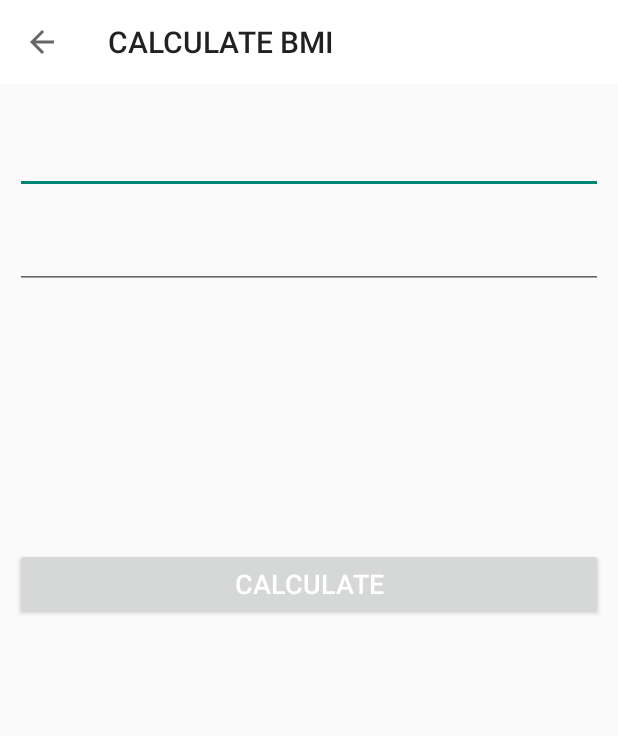
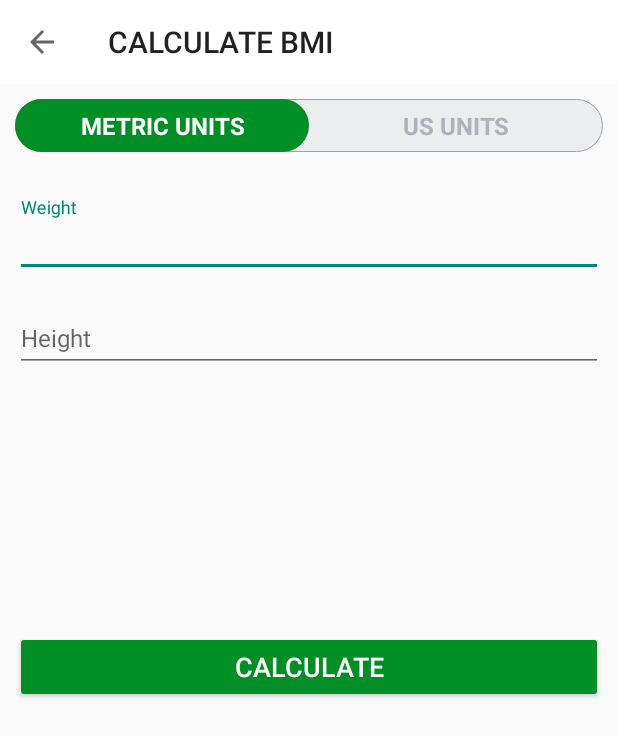
Before and after one commit to itsrdb/Kotlin_7MinuteWorkout, an Android app: the BMIActivity screen opened directly, with no data from a screen before it, on a phone screen of 412 x 824 dp. Shown: the top 736 px of the screen. Run offline under Robolectric (Android 15) with nearby library versions, the phone set to English and light mode, and no system bars.

Commit message:
added radio buttons

```diff
--- /dev/null
+++ b/app/src/main/res/drawable-v24/drawable_radio_group_tab_background.xml
@@ -0,0 +1,18 @@
+<?xml version="1.0" encoding="utf-8"?>
+<shape xmlns:android="http://schemas.android.com/apk/res/android"
+    android:shape="rectangle">
+
+    <solid android:color="#ECEDEF" />
+
+    <stroke
+        android:width="0.5dp"
+        android:color="#9AA2AF" />
+
+    <corners android:radius="30dp" />
+    <!--There parameters are used if you want to add a radius to all corners separately.-->
+    <!--android:bottomLeftRadius="30dp"
+        android:bottomRightRadius="30dp"
+        android:topLeftRadius="30dp"
+        android:topRightRadius="30dp"-->
+</shape>
+<!--END-->
--- /dev/null
+++ b/app/src/main/res/drawable-v24/drawable_units_tab_selector.xml
@@ -0,0 +1,11 @@
+<?xml version="1.0" encoding="utf-8"?>
+<selector xmlns:android="http://schemas.android.com/apk/res/android">
+    <item android:state_checked="true">
+        <shape android:shape="rectangle">
+
+            <solid android:color="@color/colorAccent" />
+
+            <corners android:radius="30dp" />
+        </shape>
+    </item>
+</selector>
--- /dev/null
+++ b/app/src/main/res/drawable-v24/drawable_units_tab_text_color_selector.xml
@@ -0,0 +1,7 @@
+<?xml version="1.0" encoding="utf-8"?>
+<selector xmlns:android="http://schemas.android.com/apk/res/android">
+
+    <item android:color="#FFFFFF" android:state_checked="true" />
+
+    <item android:color="#ADB3BE" android:state_checked="false" />
+</selector>
--- a/app/src/main/res/layout/activity_bmi.xml
+++ b/app/src/main/res/layout/activity_bmi.xml
@@ -12,11 +12,49 @@
         android:layout_height="?android:attr/actionBarSize"
         android:background="#FFFFFF" />
 
+    <RadioGroup
+        android:id="@+id/rgUnits"
+        android:layout_width="match_parent"
+        android:layout_height="wrap_content"
+        android:layout_below="@id/toolbar_bmi_activity"
+        android:layout_margin="10dp"
+        android:background="@drawable/drawable_radio_group_tab_background"
+        android:orientation="horizontal">
+
+        <RadioButton
+            android:id="@+id/rbMetricUnits"
+            android:layout_width="0dp"
+            android:layout_height="35dp"
+            android:layout_weight="0.50"
+            android:background="@drawable/drawable_units_tab_selector"
+            android:button="@null"
+            android:checked="true"
+            android:gravity="center"
+            android:text="METRIC UNITS"
+            android:textColor="@drawable/drawable_units_tab_text_color_selector"
+            android:textSize="16sp"
+            android:textStyle="bold" />
+
+        <RadioButton
+            android:id="@+id/rbUsUnits"
+            android:layout_width="0dp"
+            android:layout_height="35dp"
+            android:layout_weight="0.50"
+            android:background="@drawable/drawable_units_tab_selector"
+            android:button="@null"
+            android:checked="false"
+            android:gravity="center"
+            android:text="US UNITS"
+            android:textColor="@drawable/drawable_units_tab_text_color_selector"
+            android:textSize="16sp"
+            android:textStyle="bold" />
+    </RadioGroup>
+
     <LinearLayout
         android:id="@+id/llUnitsView"
         android:layout_width="match_parent"
         android:layout_height="match_parent"
-        android:layout_below="@id/toolbar_bmi_activity"
+        android:layout_below="@id/rgUnits"
         android:orientation="vertical"
         android:padding="10dp">
 
@@ -31,6 +69,7 @@
                 android:layout_width="match_parent"
                 android:layout_height="wrap_content"
                 android:inputType="numberDecimal"
+                android:hint="Weight"
                 android:textSize="16sp" />
         </com.google.android.material.textfield.TextInputLayout>
 
@@ -45,6 +84,7 @@
                 android:layout_width="match_parent"
                 android:layout_height="wrap_content"
                 android:inputType="numberDecimal"
+                android:hint="Height"
                 android:textSize="16sp" />
         </com.google.android.material.textfield.TextInputLayout>
 
@@ -103,6 +143,7 @@
             android:layout_gravity="bottom"
             android:layout_marginTop="35dp"
             android:text="CALCULATE"
+            android:backgroundTint="@color/colorAccent"
             android:contentDescription="bmi buttom"
             android:textColor="#FFFFFF"
             android:textSize="18sp" />
```
